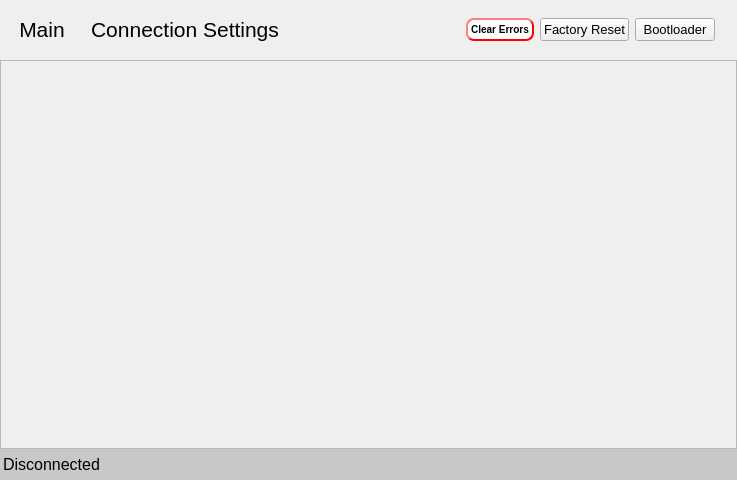
bulkanul/EVO_YFL_1064_GUI_coherent2, file mainwindow.ui: the form before one commit.
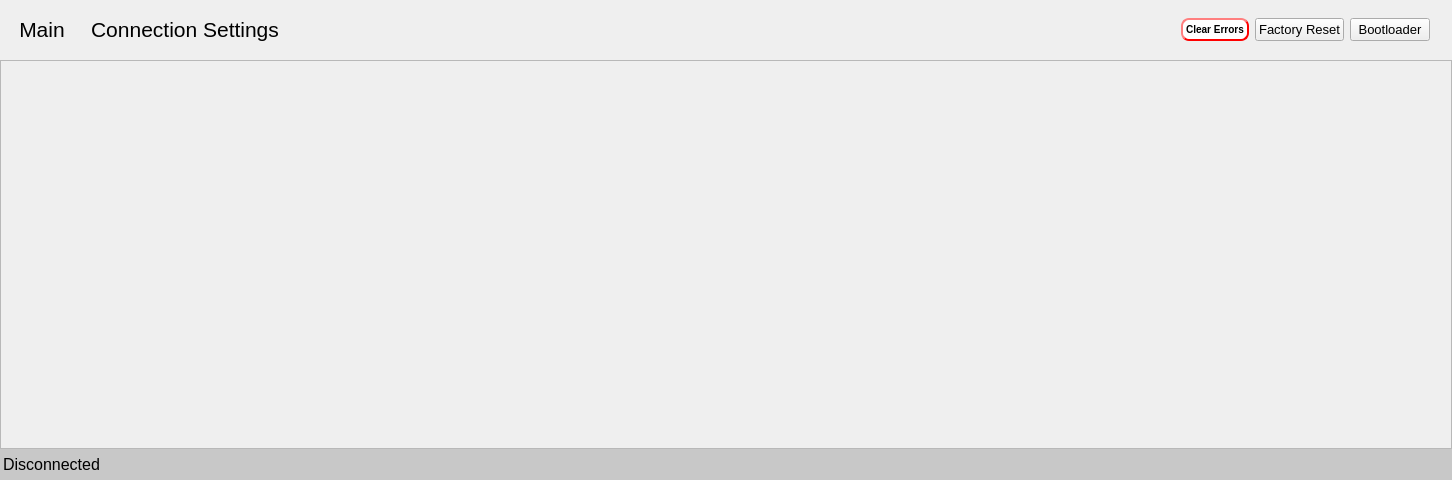
The form after the commit. The open tabs and pages were chosen to show the change. Icons and pictures are not drawn.

What changed in the file:
```diff
--- a/mainwindow.ui
+++ b/mainwindow.ui
@@ -6,7 +6,7 @@
    <rect>
     <x>0</x>
     <y>0</y>
-    <width>737</width>
+    <width>1452</width>
     <height>480</height>
    </rect>
   </property>
@@ -286,7 +286,6 @@
           <font>
            <family>Arial</family>
            <pointsize>-1</pointsize>
-           <weight>75</weight>
            <italic>false</italic>
            <bold>true</bold>
           </font>
@@ -434,8 +433,8 @@
             <rect>
              <x>0</x>
              <y>0</y>
-             <width>735</width>
-             <height>387</height>
+             <width>98</width>
+             <height>28</height>
             </rect>
            </property>
            <layout class="QVBoxLayout" name="verticalLayout_4">
```
Left out of the diff: 38 changed lines with no effect on the pictures.
